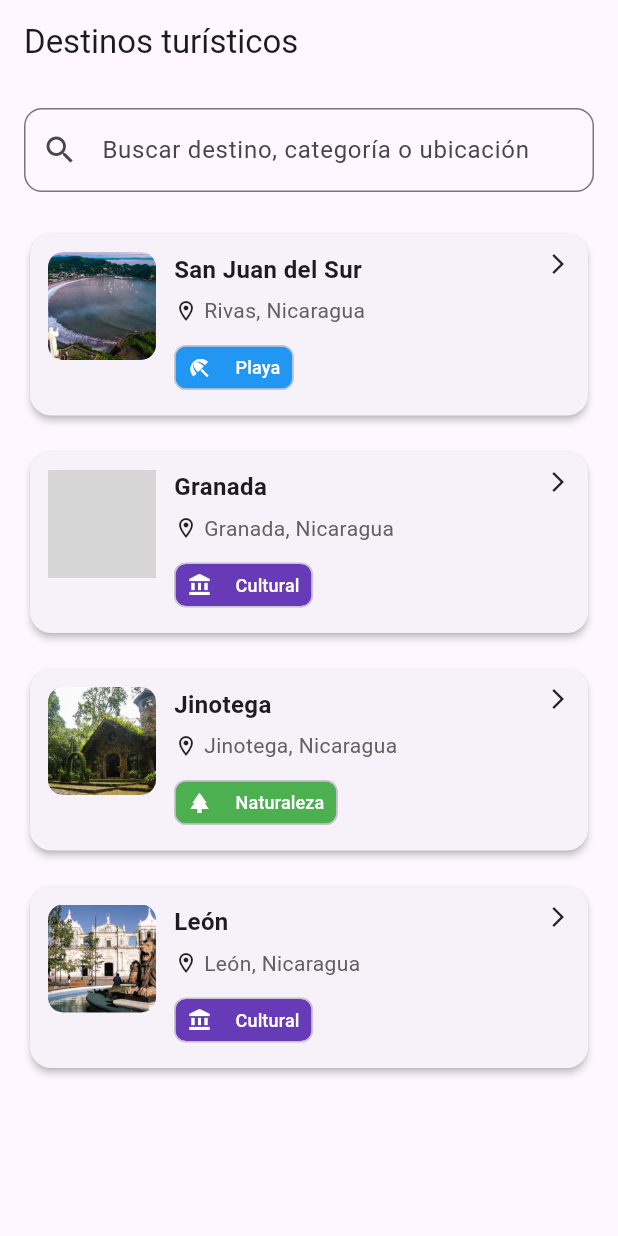
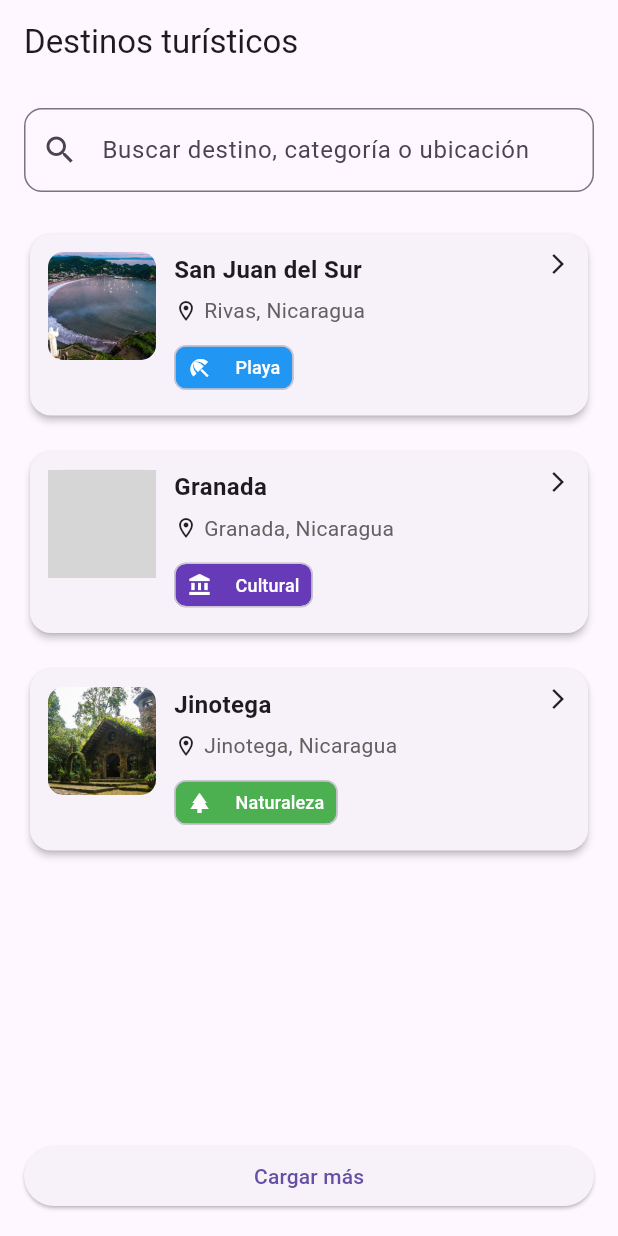
Before and after one commit to JeanMorales2/fama_app, a Flutter app: the screen it shows after launch, on a phone screen of 412 x 824 dp. Run offline on Flutter 3.47's test engine with Material 3 defaults, Android fonts, the phone set to English and light mode, and no system bars; our stand-ins replace connectivity_plus, flutter_map, latlong2, sqflite, sqflite_common_ffi; accounts and stored records are empty; grey boxes are pictures that could not be loaded.

Commit message:
feat: add Managua and Boaco destinations with 3-item local pagination

```diff
--- a/lib/presentation/pages/destinations_page.dart
+++ b/lib/presentation/pages/destinations_page.dart
@@ -16,11 +16,17 @@ class DestinationsPage extends StatefulWidget {
 
 class _DestinationsPageState extends State<DestinationsPage> {
   late final GetDestinations _getDestinations;
+
   List<Destination> _destinations = [];
   List<Destination> _filteredDestinations = [];
+
   bool _isLoading = true;
   String? _errorMessage;
+
   final TextEditingController _searchController = TextEditingController();
+
+  int _visibleCount = 3;
+  final int _pageSize = 3;
 
   @override
   void initState() {
@@ -49,6 +55,7 @@ class _DestinationsPageState extends State<DestinationsPage> {
       setState(() {
         _destinations = result;
         _filteredDestinations = result;
+        _visibleCount = _pageSize;
         _isLoading = false;
       });
     } catch (e) {
@@ -65,14 +72,24 @@ class _DestinationsPageState extends State<DestinationsPage> {
     setState(() {
       if (normalizedQuery.isEmpty) {
         _filteredDestinations = _destinations;
-        return;
-      }
-
+      } else {
         _filteredDestinations = _destinations.where((destination) {
           return destination.name.toLowerCase().contains(normalizedQuery) ||
               destination.category.toLowerCase().contains(normalizedQuery) ||
               destination.locationName.toLowerCase().contains(normalizedQuery);
         }).toList();
+      }
+
+      _visibleCount = _pageSize;
+    });
+  }
+
+  void _loadMore() {
+    setState(() {
+      final nextCount = _visibleCount + _pageSize;
+      _visibleCount = nextCount > _filteredDestinations.length
+          ? _filteredDestinations.length
+          : nextCount;
     });
   }
 
@@ -125,6 +142,9 @@ class _DestinationsPageState extends State<DestinationsPage> {
       );
     }
 
+    final visibleDestinations =
+        _filteredDestinations.take(_visibleCount).toList();
+
     return Column(
       children: [
         Padding(
@@ -146,10 +166,13 @@ class _DestinationsPageState extends State<DestinationsPage> {
               ? const Center(
                   child: Text('No se encontraron destinos.'),
                 )
-              : ListView.builder(
-                  itemCount: _filteredDestinations.length,
+              : Column(
+                  children: [
+                    Expanded(
+                      child: ListView.builder(
+                        itemCount: visibleDestinations.length,
                         itemBuilder: (context, index) {
-                    final destination = _filteredDestinations[index];
+                          final destination = visibleDestinations[index];
                           final categoryColor =
                               _getCategoryColor(destination.category);
                           final categoryIcon =
@@ -180,10 +203,12 @@ class _DestinationsPageState extends State<DestinationsPage> {
                                 child: Padding(
                                   padding: const EdgeInsets.all(12),
                                   child: Row(
-                              crossAxisAlignment: CrossAxisAlignment.start,
+                                    crossAxisAlignment:
+                                        CrossAxisAlignment.start,
                                     children: [
                                       ClipRRect(
-                                  borderRadius: BorderRadius.circular(10),
+                                        borderRadius:
+                                            BorderRadius.circular(10),
                                         child: Image.asset(
                                           destination.imageUrl,
                                           width: 72,
@@ -227,7 +252,8 @@ class _DestinationsPageState extends State<DestinationsPage> {
                                                   child: Text(
                                                     destination.locationName,
                                                     style: TextStyle(
-                                                color: Colors.grey.shade700,
+                                                      color:
+                                                          Colors.grey.shade700,
                                                     ),
                                                   ),
                                                 ),
@@ -269,6 +295,20 @@ class _DestinationsPageState extends State<DestinationsPage> {
                         },
                       ),
                     ),
+                    if (_visibleCount < _filteredDestinations.length)
+                      Padding(
+                        padding: const EdgeInsets.fromLTRB(16, 8, 16, 16),
+                        child: SizedBox(
+                          width: double.infinity,
+                          child: ElevatedButton(
+                            onPressed: _loadMore,
+                            child: const Text('Cargar más'),
+                          ),
+                        ),
+                      ),
+                  ],
+                ),
+        ),
       ],
     );
   }
```
Also changed, not shown: lib/data/datasources/local/destination_local_datasource.dart (+22 -0 lines), assets/images/boaco.jpg (added), assets/images/managua.jpg (added), assets/maps/boaco_map.png (added), assets/maps/jinotega_map.png (renamed from assets/maps/jinotega.png), assets/maps/leon_map.png (renamed from assets/maps/leon.png), assets/maps/managua_map.png (added). Lines whose indentation alone changed are shown as unchanged.
